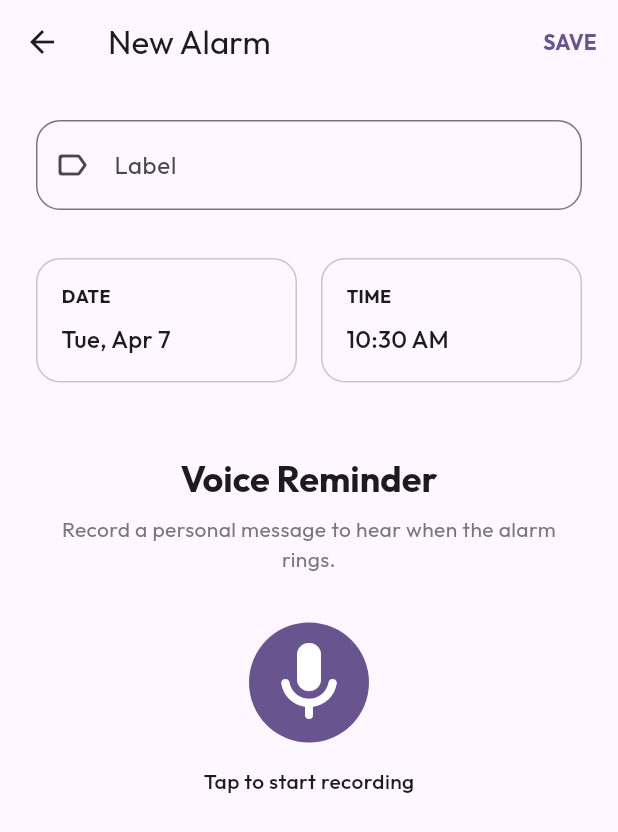
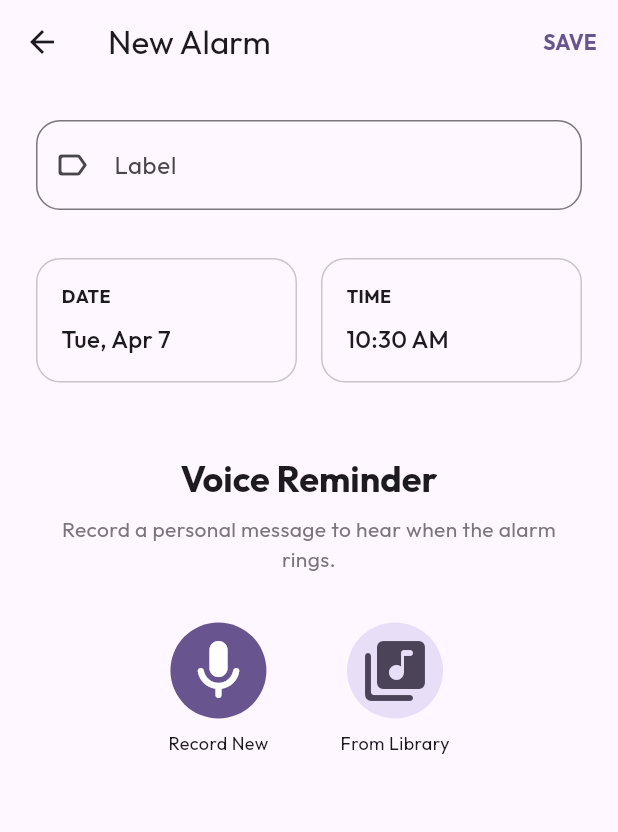
Before and after one commit to anjali2410107/Voice-Alarm-Reminder, a Flutter app: the screen it shows after launch, after a tap on "Add Alarm", on a phone screen of 412 x 824 dp. Shown: the top 832 px of the screen. Run offline on Flutter 3.47's test engine with Material 3 defaults, Android fonts, the light colour scheme and no system bars; our stand-ins replace audioplayers, equatable, flutter_bloc, flutter_local_notifications, flutter_timezone, google_fonts and 3 more; missing offline and left inert: record; accounts and stored records are empty.

Commit message:
added voice libraray

```diff
--- /dev/null
+++ b/lib/data/models/recording_model.dart
@@ -0,0 +1,50 @@
+import 'package:equatable/equatable.dart';
+
+class Recording extends Equatable {
+  final String id;
+  final String name;
+  final String path;
+  final DateTime dateTime;
+
+  const Recording({
+    required this.id,
+    required this.name,
+    required this.path,
+    required this.dateTime,
+  });
+
+  Recording copyWith({
+    String? id,
+    String? name,
+    String? path,
+    DateTime? dateTime,
+  }) {
+    return Recording(
+      id: id ?? this.id,
+      name: name ?? this.name,
+      path: path ?? this.path,
+      dateTime: dateTime ?? this.dateTime,
+    );
+  }
+
+  Map<String, dynamic> toMap() {
+    return {
+      'id': id,
+      'name': name,
+      'path': path,
+      'dateTime': dateTime.toIso8601String(),
+    };
+  }
+
+  factory Recording.fromMap(Map<String, dynamic> map) {
+    return Recording(
+      id: map['id'] ?? '',
+      name: map['name'] ?? '',
+      path: map['path'] ?? '',
+      dateTime: DateTime.parse(map['dateTime']),
+    );
+  }
+
+  @override
+  List<Object?> get props => [id, name, path, dateTime];
+}
--- a/lib/logic/blocs/recorder/recorder_event.dart
+++ b/lib/logic/blocs/recorder/recorder_event.dart
@@ -28,3 +28,11 @@ class PlayRecording extends RecorderEvent {
 class StopPlayback extends RecorderEvent {}
 
 class ResetRecorder extends RecorderEvent {}
+
+class SetRecordingPath extends RecorderEvent {
+  final String path;
+  const SetRecordingPath(this.path);
+
+  @override
+  List<Object?> get props => [path];
+}
--- /dev/null
+++ b/lib/logic/blocs/recording/recording_bloc.dart
@@ -0,0 +1,63 @@
+import 'package:flutter_bloc/flutter_bloc.dart';
+import '../../../services/database_service.dart';
+import '../../../data/models/recording_model.dart';
+import 'package:uuid/uuid.dart';
+import 'recording_event.dart';
+import 'recording_state.dart';
+import 'dart:io';
+
+class RecordingBloc extends Bloc<RecordingEvent, RecordingState> {
+  final DatabaseService _databaseService;
+
+  RecordingBloc({required DatabaseService databaseService})
+      : _databaseService = databaseService,
+        super(const RecordingState()) {
+    on<LoadRecordings>(_onLoadRecordings);
+    on<AddRecording>(_onAddRecording);
+    on<DeleteRecording>(_onDeleteRecording);
+  }
+
+  Future<void> _onLoadRecordings(LoadRecordings event, Emitter<RecordingState> emit) async {
+    emit(state.copyWith(status: RecordingStatus.loading));
+    try {
+      final recordings = await _databaseService.getRecordings();
+      emit(state.copyWith(status: RecordingStatus.success, recordings: recordings));
+    } catch (e) {
+      emit(state.copyWith(status: RecordingStatus.error, message: e.toString()));
+    }
+  }
+
+  Future<void> _onAddRecording(AddRecording event, Emitter<RecordingState> emit) async {
+    try {
+      final recording = Recording(
+        id: const Uuid().v4(),
+        name: event.name,
+        path: event.path,
+        dateTime: DateTime.now(),
+      );
+      await _databaseService.insertRecording(recording);
+      add(LoadRecordings());
+    } catch (e) {
+      emit(state.copyWith(status: RecordingStatus.error, message: e.toString()));
+    }
+  }
+
+  Future<void> _onDeleteRecording(DeleteRecording event, Emitter<RecordingState> emit) async {
+    try {
+      // 1. Find the recording to get the path
+      final recording = state.recordings.firstWhere((r) => r.id == event.id);
+
+      // 2. Delete physical file
+      final file = File(recording.path);
+      if (await file.exists()) {
+        await file.delete();
+      }
+
+      // 3. Delete from DB
+      await _databaseService.deleteRecording(event.id);
+      add(LoadRecordings());
+    } catch (e) {
+      emit(state.copyWith(status: RecordingStatus.error, message: e.toString()));
+    }
+  }
+}
--- /dev/null
+++ b/lib/logic/blocs/recording/recording_event.dart
@@ -0,0 +1,29 @@
+import 'package:equatable/equatable.dart';
+
+abstract class RecordingEvent extends Equatable {
+  const RecordingEvent();
+
+  @override
+  List<Object?> get props => [];
+}
+
+class LoadRecordings extends RecordingEvent {}
+
+class AddRecording extends RecordingEvent {
+  final String name;
+  final String path;
+
+  const AddRecording({required this.name, required this.path});
+
+  @override
+  List<Object?> get props => [name, path];
+}
+
+class DeleteRecording extends RecordingEvent {
+  final String id;
+
+  const DeleteRecording(this.id);
+
+  @override
+  List<Object?> get props => [id];
+}
--- /dev/null
+++ b/lib/logic/blocs/recording/recording_state.dart
@@ -0,0 +1,31 @@
+import 'package:equatable/equatable.dart';
+import '../../../data/models/recording_model.dart';
+
+enum RecordingStatus { initial, loading, success, error }
+
+class RecordingState extends Equatable {
+  final List<Recording> recordings;
+  final RecordingStatus status;
+  final String? message;
+
+  const RecordingState({
+    this.recordings = const [],
+    this.status = RecordingStatus.initial,
+    this.message,
+  });
+
+  RecordingState copyWith({
+    List<Recording>? recordings,
+    RecordingStatus? status,
+    String? message,
+  }) {
+    return RecordingState(
+      recordings: recordings ?? this.recordings,
+      status: status ?? this.status,
+      message: message ?? this.message,
+    );
+  }
+
+  @override
+  List<Object?> get props => [recordings, status, message];
+}
--- a/lib/main.dart
+++ b/lib/main.dart
@@ -4,7 +4,10 @@ import 'package:google_fonts/google_fonts.dart';
 import 'data/repositories/alarm_repository.dart';
 import 'logic/blocs/alarm/alarm_bloc.dart';
 import 'logic/blocs/recorder/recorder_bloc.dart';
+import 'logic/blocs/recording/recording_bloc.dart';
+import 'logic/blocs/recording/recording_event.dart';
 import 'services/audio_service.dart';
+import 'services/database_service.dart';
 import 'services/notification_service.dart';
 import 'data/models/alarm_model.dart';
 import 'presentation/screens/main_scaffold.dart';
@@ -134,7 +137,13 @@ class _MyAppState extends State<MyApp> with WidgetsBindingObserver {
 
   @override
   Widget build(BuildContext context) {
-    return MultiBlocProvider(
+    return MultiRepositoryProvider(
+      providers: [
+        RepositoryProvider.value(value: widget.audioService),
+        RepositoryProvider.value(value: widget.notificationService),
+        RepositoryProvider.value(value: widget.alarmRepository),
+      ],
+      child: MultiBlocProvider(
         providers: [
           BlocProvider<AlarmBloc>(
             create: (context) => AlarmBloc(
@@ -145,6 +154,11 @@ class _MyAppState extends State<MyApp> with WidgetsBindingObserver {
           BlocProvider<RecorderBloc>(
             create: (context) =>
                 RecorderBloc(audioService: widget.audioService),
+          ),
+          BlocProvider<RecordingBloc>(
+            create: (context) => RecordingBloc(
+              databaseService: DatabaseService(),
+            )..add(LoadRecordings()),
           ),
         ],
         child: MaterialApp(
@@ -182,6 +196,7 @@ class _MyAppState extends State<MyApp> with WidgetsBindingObserver {
         ),
         home: const MainScaffold(),
       ),
+    ),
    );
   }
 }
--- a/lib/presentation/screens/add_alarm_screen.dart
+++ b/lib/presentation/screens/add_alarm_screen.dart
@@ -5,6 +5,9 @@ import 'package:intl/intl.dart';
 import 'package:uuid/uuid.dart';
 import '../../logic/blocs/alarm/alarm_bloc.dart';
 import '../../logic/blocs/recorder/recorder_bloc.dart';
+import '../../logic/blocs/recording/recording_bloc.dart';
+import '../../logic/blocs/recording/recording_event.dart';
+import '../../logic/blocs/recording/recording_state.dart';
 import '../../data/models/alarm_model.dart';
 
 class AddAlarmScreen extends StatefulWidget {
@@ -211,6 +214,9 @@ class _AddAlarmScreenState extends State<AddAlarmScreen> {
             BlocListener<RecorderBloc, RecorderState>(
               listener: (context, state) {
                 if (state.status == RecorderStatus.success) {
+                  // Refresh the library list immediately so it's not "late"
+                  context.read<RecordingBloc>().add(LoadRecordings());
+
                   setState(() {
                     _recordedPath = state.audioPath;
                   });
@@ -260,17 +266,91 @@ class VoiceRecorderSection extends StatelessWidget {
   Widget _buildInitialUI(BuildContext context) {
     return Column(
       children: [
+        Row(
+          mainAxisAlignment: MainAxisAlignment.center,
+          children: [
+            Column(
+              children: [
                 IconButton.filled(
                   onPressed: () {
                     final fileName = 'alarm_${DateTime.now().millisecondsSinceEpoch}';
                     context.read<RecorderBloc>().add(StartRecording(fileName));
                   },
-          iconSize: 64,
+                  iconSize: 48,
                   icon: const Icon(Icons.mic_rounded),
                 ),
-        const SizedBox(height: 16),
-        const Text('Tap to start recording', style: TextStyle(fontWeight: FontWeight.w500)),
+                const SizedBox(height: 8),
+                const Text('Record New', style: TextStyle(fontSize: 12)),
               ],
+            ),
+            const SizedBox(width: 48),
+            Column(
+              children: [
+                IconButton.filledTonal(
+                  onPressed: () => _showLibraryPicker(context),
+                  iconSize: 48,
+                  icon: const Icon(Icons.library_music_rounded),
+                ),
+                const SizedBox(height: 8),
+                const Text('From Library', style: TextStyle(fontSize: 12)),
+              ],
+            ),
+          ],
+        ),
+      ],
+    );
+  }
+
+  void _showLibraryPicker(BuildContext context) {
+    final recordingBloc = context.read<RecordingBloc>();
+    recordingBloc.add(LoadRecordings());
+
+    showModalBottomSheet(
+      context: context,
+      isScrollControlled: true,
+      useSafeArea: true,
+      builder: (bottomSheetContext) => DraggableScrollableSheet(
+        initialChildSize: 0.7,
+        minChildSize: 0.5,
+        maxChildSize: 0.95,
+        expand: false,
+        builder: (context, scrollController) => Column(
+          children: [
+            const Padding(
+              padding: EdgeInsets.all(16.0),
+              child: Text('Choose Recording', style: TextStyle(fontSize: 20, fontWeight: FontWeight.bold)),
+            ),
+            const Divider(),
+            Expanded(
+              child: BlocBuilder<RecordingBloc, RecordingState>(
+                bloc: recordingBloc,
+                builder: (context, state) {
+                  if (state.recordings.isEmpty) {
+                    return const Center(child: Text('No recordings found.'));
+                  }
+                  return ListView.builder(
+                    controller: scrollController,
+                    itemCount: state.recordings.length,
+                    itemBuilder: (context, index) {
+                      final recording = state.recordings[index];
+                      return ListTile(
+                        leading: const Icon(Icons.mic_rounded),
+                        title: Text(recording.name),
+                        subtitle: Text(DateFormat('MMM dd, hh:mm a').format(recording.dateTime)),
+                        onTap: () {
+                          // USE THE NEW EVENT instead of manual emit
+                          context.read<RecorderBloc>().add(SetRecordingPath(recording.path));
+                          Navigator.pop(bottomSheetContext);
+                        },
+                      );
+                    },
+                  );
+                },
+              ),
+            ),
+          ],
+        ),
+      ),
     );
   }
 
--- a/lib/presentation/screens/main_scaffold.dart
+++ b/lib/presentation/screens/main_scaffold.dart
@@ -1,6 +1,7 @@
 import 'package:flutter/material.dart';
 import 'home_screen.dart';
 import 'settings_screen.dart';
+import 'recordings_library_screen.dart';
 
 class MainScaffold extends StatefulWidget {
   const MainScaffold({super.key});
@@ -14,6 +15,7 @@ class _MainScaffoldState extends State<MainScaffold> {
 
   final List<Widget> _screens = const [
     HomeScreen(),
+    RecordingsLibraryScreen(),
     SettingsScreen(),
   ];
 
@@ -38,6 +40,11 @@ class _MainScaffoldState extends State<MainScaffold> {
             label: 'Alarms',
           ),
           NavigationDestination(
+            icon: Icon(Icons.mic_none_rounded),
+            selectedIcon: Icon(Icons.mic_rounded),
+            label: 'Library',
+          ),
+          NavigationDestination(
             icon: Icon(Icons.settings_outlined),
             selectedIcon: Icon(Icons.settings_rounded),
             label: 'Settings',
--- /dev/null
+++ b/lib/presentation/screens/recordings_library_screen.dart
@@ -0,0 +1,177 @@
+import 'package:flutter/material.dart';
+import 'package:flutter_bloc/flutter_bloc.dart';
+import 'package:intl/intl.dart';
+import '../../logic/blocs/recording/recording_bloc.dart';
+import '../../logic/blocs/recording/recording_event.dart';
+import '../../logic/blocs/recording/recording_state.dart';
+import '../../services/audio_service.dart';
+import '../../data/models/recording_model.dart';
+
+class RecordingsLibraryScreen extends StatefulWidget {
+  const RecordingsLibraryScreen({super.key});
+
+  @override
+  State<RecordingsLibraryScreen> createState() => _RecordingsLibraryScreenState();
+}
+
+class _RecordingsLibraryScreenState extends State<RecordingsLibraryScreen> {
+  @override
+  void initState() {
+    super.initState();
+    // Always refresh the library list when opening the screen
+    context.read<RecordingBloc>().add(LoadRecordings());
+  }
+
+  @override
+  Widget build(BuildContext context) {
+    final theme = Theme.of(context);
+    final audioService = context.read<AudioService>();
+
+    return Scaffold(
+      appBar: AppBar(
+        title: const Text('Voice Library'),
+        centerTitle: true,
+      ),
+      body: BlocBuilder<RecordingBloc, RecordingState>(
+        builder: (context, state) {
+          if (state.status == RecordingStatus.loading) {
+            return const Center(child: CircularProgressIndicator());
+          }
+
+          if (state.recordings.isEmpty) {
+            return Center(
+              child: Column(
+                mainAxisAlignment: MainAxisAlignment.center,
+                children: [
+                  Icon(
+                    Icons.mic_none_rounded,
+                    size: 80,
+                    color: theme.colorScheme.primary.withOpacity(0.2),
+                  ),
+                  const SizedBox(height: 16),
+                  Text(
+                    'No recordings yet',
+                    style: theme.textTheme.titleMedium?.copyWith(
+                      color: theme.colorScheme.onSurfaceVariant,
+                    ),
+                  ),
+                  const SizedBox(height: 8),
+                  Text(
+                    'Record something when adding an alarm!',
+                    style: theme.textTheme.bodyMedium?.copyWith(
+                      color: theme.colorScheme.onSurfaceVariant.withOpacity(0.7),
+                    ),
+                  ),
+                ],
+              ),
+            );
+          }
+
+          return ListView.builder(
+            padding: const EdgeInsets.symmetric(horizontal: 16, vertical: 8),
+            itemCount: state.recordings.length,
+            itemBuilder: (context, index) {
+              final recording = state.recordings[index];
+              return _RecordingCard(
+                recording: recording,
+                audioService: audioService,
+              );
+            },
+          );
+        },
+      ),
+    );
+  }
+}
+
+class _RecordingCard extends StatefulWidget {
+  final Recording recording;
+  final AudioService audioService;
+
+  const _RecordingCard({
+    required this.recording,
+    required this.audioService,
+  });
+
+  @override
+  State<_RecordingCard> createState() => _RecordingCardState();
+}
+
+class _RecordingCardState extends State<_RecordingCard> {
+  bool _isPlaying = false;
+
+  @override
+  Widget build(BuildContext context) {
+    final theme = Theme.of(context);
+    final dateStr = DateFormat('MMM dd, yyyy • hh:mm a').format(widget.recording.dateTime);
+
+    return Card(
+      margin: const EdgeInsets.only(bottom: 12),
+      child: ListTile(
+        contentPadding: const EdgeInsets.all(12),
+        leading: CircleAvatar(
+          backgroundColor: theme.colorScheme.primaryContainer,
+          child: Icon(
+            Icons.mic_rounded,
+            color: theme.colorScheme.onPrimaryContainer,
+          ),
+        ),
+        title: Text(
+          widget.recording.name,
+          style: const TextStyle(fontWeight: FontWeight.bold),
+        ),
+        subtitle: Text(dateStr),
+        trailing: Row(
+          mainAxisSize: MainAxisSize.min,
+          children: [
+            IconButton(
+              icon: Icon(
+                _isPlaying ? Icons.stop_circle_rounded : Icons.play_circle_filled_rounded,
+                color: theme.colorScheme.primary,
+                size: 32,
+              ),
+              onPressed: () async {
+                if (_isPlaying) {
+                  await widget.audioService.stopPlayback();
+                  setState(() => _isPlaying = false);
+                } else {
+                  setState(() => _isPlaying = true);
+                  await widget.audioService.playRecording(widget.recording.path);
+                  // Manually reset playing state if possible, though stop button is primary
+                }
+              },
+            ),
+            IconButton(
+              icon: const Icon(Icons.delete_outline_rounded, color: Colors.red),
+              onPressed: () => _showDeleteDialog(context),
+            ),
+          ],
+        ),
+      ),
+    );
+  }
+
+  void _showDeleteDialog(BuildContext context) {
+    showDialog(
+      context: context,
+      builder: (dialogContext) => AlertDialog(
+        title: const Text('Delete Recording?'),
+        content: const Text('This will permanently remove the audio file. It will not delete alarms using this recording, but they may fail to ring.'),
+        actions: [
+          TextButton(
+            onPressed: () => Navigator.pop(dialogContext),
+            child: const Text('CANCEL'),
+          ),
+          FilledButton(
+            style: FilledButton.styleFrom(backgroundColor: Colors.red),
+            onPressed: () {
+              context.read<RecordingBloc>().add(DeleteRecording(widget.recording.id));
+              Navigator.pop(dialogContext);
+            },
+            child: const Text('DELETE'),
+          ),
+        ],
+      ),
+    );
+  }
+}
--- a/lib/services/database_service.dart
+++ b/lib/services/database_service.dart
@@ -1,6 +1,7 @@
 import 'package:sqflite/sqflite.dart';
 import 'package:path/path.dart';
 import '../data/models/alarm_model.dart';
+import '../data/models/recording_model.dart';
 
 class DatabaseService {
   static final DatabaseService _instance = DatabaseService._internal();
@@ -20,12 +21,14 @@ class DatabaseService {
     String path = join(await getDatabasesPath(), 'voice_alarm.db');
     return await openDatabase(
       path,
-      version: 1,
+      version: 2, // Upgraded version for recordings library
       onCreate: _onCreate,
+      onUpgrade: _onUpgrade,
     );
   }
 
   Future<void> _onCreate(Database db, int version) async {
+    // Alarms table
     await db.execute('''
       CREATE TABLE alarms (
         id TEXT PRIMARY KEY,
@@ -36,8 +39,32 @@ class DatabaseService {
         isOneTime INTEGER
       )
     ''');
+
+    // Recordings Library table
+    await db.execute('''
+      CREATE TABLE recordings (
+        id TEXT PRIMARY KEY,
+        name TEXT,
+        path TEXT,
+        dateTime TEXT
+      )
+    ''');
   }
 
+  Future<void> _onUpgrade(Database db, int oldVersion, int newVersion) async {
+    if (oldVersion < 2) {
+      await db.execute('''
+        CREATE TABLE recordings (
+          id TEXT PRIMARY KEY,
+          name TEXT,
+          path TEXT,
+          dateTime TEXT
+        )
+      ''');
+    }
+  }
+
+  // --- Alarms CRUD ---
   Future<void> insertAlarm(Alarm alarm) async {
     final db = await database;
     await db.insert(
@@ -73,4 +100,31 @@ class DatabaseService {
       whereArgs: [id],
     );
   }
+
+  // --- Recordings Library CRUD ---
+  Future<void> insertRecording(Recording recording) async {
+    final db = await database;
+    await db.insert(
+      'recordings',
+      recording.toMap(),
+      conflictAlgorithm: ConflictAlgorithm.replace,
+    );
+  }
+
+  Future<List<Recording>> getRecordings() async {
+    final db = await database;
+    final List<Map<String, dynamic>> maps = await db.query('recordings', orderBy: 'dateTime DESC');
+    return List.generate(maps.length, (i) {
+      return Recording.fromMap(maps[i]);
+    });
+  }
+
+  Future<void> deleteRecording(String id) async {
+    final db = await database;
+    await db.delete(
+      'recordings',
+      where: 'id = ?',
+      whereArgs: [id],
+    );
+  }
 }
```
Also changed, not shown: lib/logic/blocs/recorder/recorder_bloc.dart (+19 -0 lines). Lines whose indentation alone changed are shown as unchanged.
